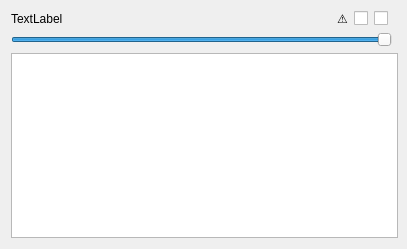
DLdota/OpenRGBEffectsPlugin, file DeviceListItem.ui: the form before one commit.
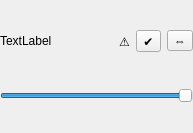
The form after the commit. Custom widgets are drawn as their Qt base class.

Commit message: reworking device list view

```diff
--- a/DeviceListItem.ui
+++ b/DeviceListItem.ui
@@ -6,8 +6,8 @@
    <rect>
     <x>0</x>
     <y>0</y>
-    <width>407</width>
-    <height>249</height>
+    <width>193</width>
+    <height>133</height>
    </rect>
   </property>
   <property name="windowTitle">
@@ -16,47 +16,22 @@
   <property name="toolTip">
    <string/>
   </property>
-  <layout class="QGridLayout" name="gridLayout" columnstretch="10,0,0,0">
+  <property name="styleSheet">
+   <string notr="true"/>
+  </property>
+  <layout class="QGridLayout" name="gridLayout" columnstretch="100,0,0,0">
+   <property name="leftMargin">
+    <number>0</number>
+   </property>
+   <property name="topMargin">
+    <number>0</number>
+   </property>
    <property name="rightMargin">
-    <number>9</number>
+    <number>0</number>
    </property>
-   <item row="2" column="0" colspan="4">
-    <widget class="QTableWidget" name="zones">
-     <property name="sizePolicy">
-      <sizepolicy hsizetype="Preferred" vsizetype="Expanding">
-       <horstretch>0</horstretch>
-       <verstretch>0</verstretch>
-      </sizepolicy>
-     </property>
-    </widget>
-   </item>
-   <item row="0" column="2">
-    <layout class="QHBoxLayout" name="horizontalLayout">
-     <property name="rightMargin">
-      <number>4</number>
-     </property>
-     <item>
-      <widget class="QCheckBox" name="enable">
-       <property name="toolTip">
-        <string>Enable</string>
-       </property>
-       <property name="text">
-        <string/>
-       </property>
-      </widget>
-     </item>
-     <item>
-      <widget class="QCheckBox" name="reverse">
-       <property name="toolTip">
-        <string>Reverse</string>
-       </property>
-       <property name="text">
-        <string/>
-       </property>
-      </widget>
-     </item>
-    </layout>
-   </item>
+   <property name="bottomMargin">
+    <number>0</number>
+   </property>
    <item row="0" column="1">
     <widget class="QLabel" name="danger_not_direct">
      <property name="toolTip">
@@ -68,21 +43,8 @@
      </property>
     </widget>
    </item>
-   <item row="0" column="0" alignment="Qt::AlignLeft">
-    <widget class="QLabel" name="device_name">
-     <property name="maximumSize">
-      <size>
-       <width>16777215</width>
-       <height>16777215</height>
-      </size>
-     </property>
-     <property name="text">
-      <string>TextLabel</string>
-     </property>
-    </widget>
-   </item>
-   <item row="1" column="0" colspan="3">
-    <widget class="QSlider" name="brightness">
+   <item row="2" column="0" colspan="4">
+    <widget class="QTooltipedSlider" name="brightness">
      <property name="maximum">
       <number>100</number>
      </property>
@@ -94,8 +56,57 @@
      </property>
     </widget>
    </item>
+   <item row="3" column="0" colspan="4">
+    <layout class="QVBoxLayout" name="zones"/>
+   </item>
+   <item row="0" column="3">
+    <widget class="QToolButton" name="reverse">
+     <property name="toolTip">
+      <string>Change direction</string>
+     </property>
+     <property name="text">
+      <string>⇔</string>
+     </property>
+     <property name="checkable">
+      <bool>true</bool>
+     </property>
+    </widget>
+   </item>
+   <item row="0" column="0">
+    <widget class="QLabel" name="device_name">
+     <property name="text">
+      <string>TextLabel</string>
+     </property>
+     <property name="scaledContents">
+      <bool>false</bool>
+     </property>
+     <property name="wordWrap">
+      <bool>true</bool>
+     </property>
+    </widget>
+   </item>
+   <item row="0" column="2">
+    <widget class="QToolButton" name="enable">
+     <property name="toolTip">
+      <string>Add to current effect</string>
+     </property>
+     <property name="text">
+      <string>✔</string>
+     </property>
+     <property name="checkable">
+      <bool>true</bool>
+     </property>
+    </widget>
+   </item>
   </layout>
  </widget>
+ <customwidgets>
+  <customwidget>
+   <class>QTooltipedSlider</class>
+   <extends>QSlider</extends>
+   <header location="global">QTooltipedSlider.h</header>
+  </customwidget>
+ </customwidgets>
  <resources/>
  <connections/>
 </ui>
```
The commit also changes 11 other files.
